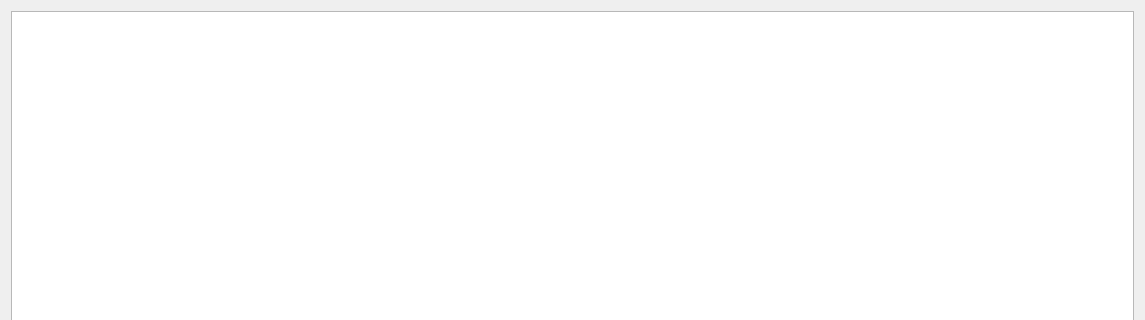
Old version of the form src/sever/articles.ui in the repository elvisxiaozhi/Auto-Fetch-News-System; both pictures show x 0 to 1145 and y 0 to 320 of the 1145 by 511 pixel window.
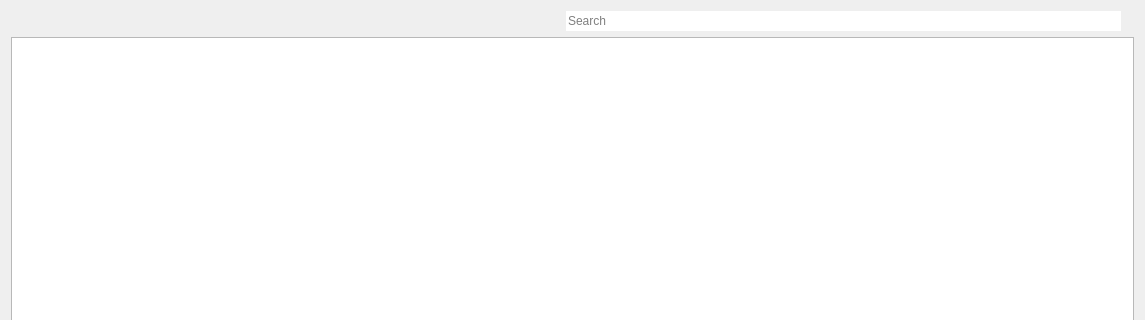
New version of the form.

Commit message: add search bar

What changed in the file:
```diff
--- a/src/sever/articles.ui
+++ b/src/sever/articles.ui
@@ -14,6 +14,40 @@
    <string>Form</string>
   </property>
   <layout class="QVBoxLayout" name="verticalLayout">
+   <item>
+    <layout class="QHBoxLayout" name="horizontalLayout_2">
+     <item>
+      <spacer name="horizontalSpacer_2">
+       <property name="orientation">
+        <enum>Qt::Horizontal</enum>
+       </property>
+       <property name="sizeHint" stdset="0">
+        <size>
+         <width>40</width>
+         <height>20</height>
+        </size>
+       </property>
+      </spacer>
+     </item>
+     <item>
+      <widget class="QLineEdit" name="lineEdit">
+       <property name="frame">
+        <bool>false</bool>
+       </property>
+       <property name="placeholderText">
+        <string>Search</string>
+       </property>
+      </widget>
+     </item>
+     <item>
+      <widget class="QLabel" name="searchLabel">
+       <property name="text">
+        <string/>
+       </property>
+      </widget>
+     </item>
+    </layout>
+   </item>
    <item>
     <widget class="QTableView" name="tableView"/>
    </item>
```
The commit also changes 5 other files.
